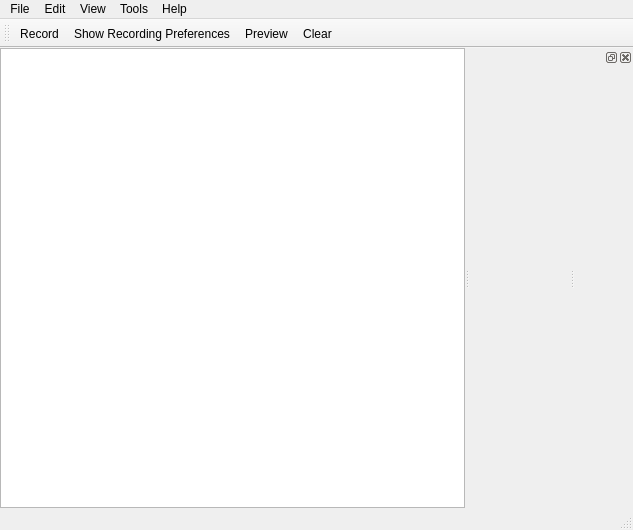
Qt form mainwindow.ui (domoritz/drummy) before a commit.
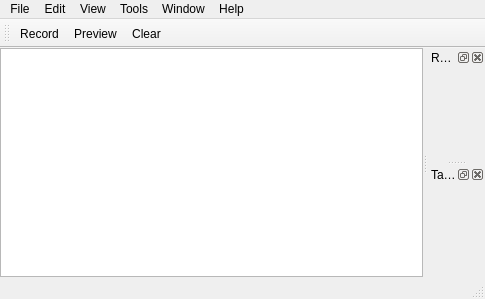
The same form after that commit. Icons and pictures are not drawn. Custom widgets are drawn as their Qt base class.

Commit message: refreshed ui, better file save, improved recording, new bpm measurement tool

```diff
--- a/mainwindow.ui
+++ b/mainwindow.ui
@@ -6,24 +6,33 @@
    <rect>
     <x>0</x>
     <y>0</y>
-    <width>633</width>
-    <height>530</height>
+    <width>485</width>
+    <height>299</height>
    </rect>
   </property>
+  <property name="styleSheet">
+   <string notr="true">QMainWindow::separator 
+{ 
+	height: 4px;
+	width: 4px;
+}</string>
+  </property>
+  <property name="dockNestingEnabled">
+   <bool>true</bool>
+  </property>
+  <property name="dockOptions">
+   <set>QMainWindow::AllowNestedDocks|QMainWindow::AllowTabbedDocks|QMainWindow::AnimatedDocks|QMainWindow::VerticalTabs</set>
+  </property>
   <widget class="QWidget" name="centralWidget">
    <layout class="QVBoxLayout" name="verticalLayout">
     <property name="margin">
      <number>0</number>
     </property>
     <item>
-     <widget class="QSplitter" name="splitter">
-      <property name="orientation">
-       <enum>Qt::Horizontal</enum>
-      </property>
       <widget class="QTextEdit" name="tabsTextEdit">
        <property name="sizePolicy">
         <sizepolicy hsizetype="Preferred" vsizetype="Preferred">
-         <horstretch>100</horstretch>
+        <horstretch>200</horstretch>
          <verstretch>0</verstretch>
         </sizepolicy>
        </property>
@@ -79,15 +88,6 @@
         <bool>true</bool>
        </property>
       </widget>
-      <widget class="SongInfo" name="songInfoWidget" native="true">
-       <property name="sizePolicy">
-        <sizepolicy hsizetype="Minimum" vsizetype="MinimumExpanding">
-         <horstretch>0</horstretch>
-         <verstretch>0</verstretch>
-        </sizepolicy>
-       </property>
-      </widget>
-     </widget>
     </item>
    </layout>
   </widget>
@@ -96,7 +96,7 @@
     <rect>
      <x>0</x>
      <y>0</y>
-     <width>633</width>
+     <width>485</width>
      <height>22</height>
     </rect>
    </property>
@@ -152,10 +152,24 @@
     <addaction name="separator"/>
     <addaction name="actionFullscreen"/>
    </widget>
+   <widget class="QMenu" name="menuWindow_2">
+    <property name="title">
+     <string>Window</string>
+    </property>
+    <widget class="QMenu" name="menuViews">
+     <property name="title">
+      <string>Views</string>
+     </property>
+     <addaction name="actionRecordingPreferences"/>
+     <addaction name="actionSongInformation"/>
+    </widget>
+    <addaction name="menuViews"/>
+   </widget>
    <addaction name="menuFile"/>
    <addaction name="menuEdit"/>
    <addaction name="menuWindow"/>
    <addaction name="menuTools"/>
+   <addaction name="menuWindow_2"/>
    <addaction name="menuHelp"/>
   </widget>
   <widget class="QToolBar" name="toolBar">
@@ -169,16 +183,33 @@
     <bool>false</bool>
    </attribute>
    <addaction name="actionRecord"/>
-   <addaction name="actionRecordingPreferences"/>
    <addaction name="actionPreview"/>
    <addaction name="actionClear"/>
   </widget>
   <widget class="QStatusBar" name="statusBar"/>
-  <widget class="QDockWidget" name="dockWidget">
+  <widget class="QDockWidget" name="recDockWidget">
+   <property name="floating">
+    <bool>false</bool>
+   </property>
+   <property name="windowTitle">
+    <string>Recording Preferences</string>
+   </property>
    <attribute name="dockWidgetArea">
     <number>2</number>
    </attribute>
-   <widget class="PrefsRec" name="dockWidgetContents"/>
+   <widget class="PrefsRec" name="recDockWidgetContents"/>
+  </widget>
+  <widget class="QDockWidget" name="songinfoDockWidget">
+   <property name="floating">
+    <bool>false</bool>
+   </property>
+   <property name="windowTitle">
+    <string>Tab Information</string>
+   </property>
+   <attribute name="dockWidgetArea">
+    <number>2</number>
+   </attribute>
+   <widget class="SongInfo" name="songinfoDockWidgetContents"/>
   </widget>
   <action name="actionPreferences">
    <property name="text">
@@ -281,10 +312,7 @@
      <normaloff>:/images/record_settings_32.png</normaloff>:/images/record_settings_32.png</iconset>
    </property>
    <property name="text">
-    <string>Show Recording Preferences</string>
-   </property>
-   <property name="toolTip">
-    <string>Recording preferences</string>
+    <string>Recording Preferences</string>
    </property>
    <property name="iconVisibleInMenu">
     <bool>false</bool>
```
Left out of the diff: 12 changed lines with no effect on the pictures. Lines whose indentation alone changed are shown as unchanged. The commit also changes 19 other files.
